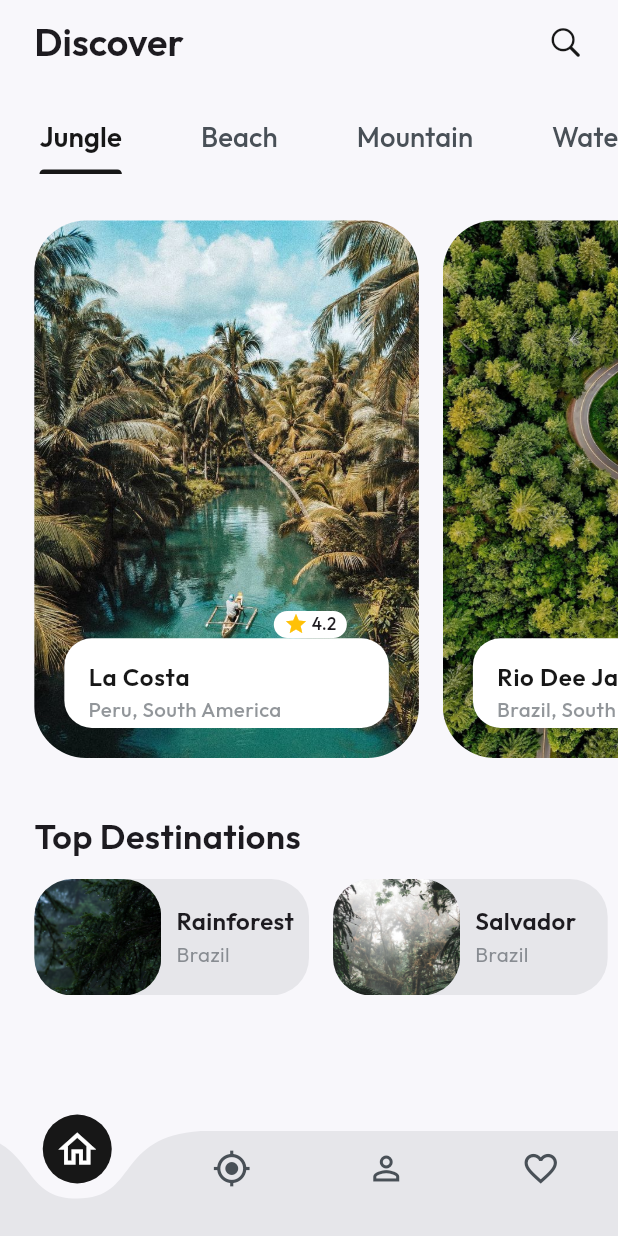
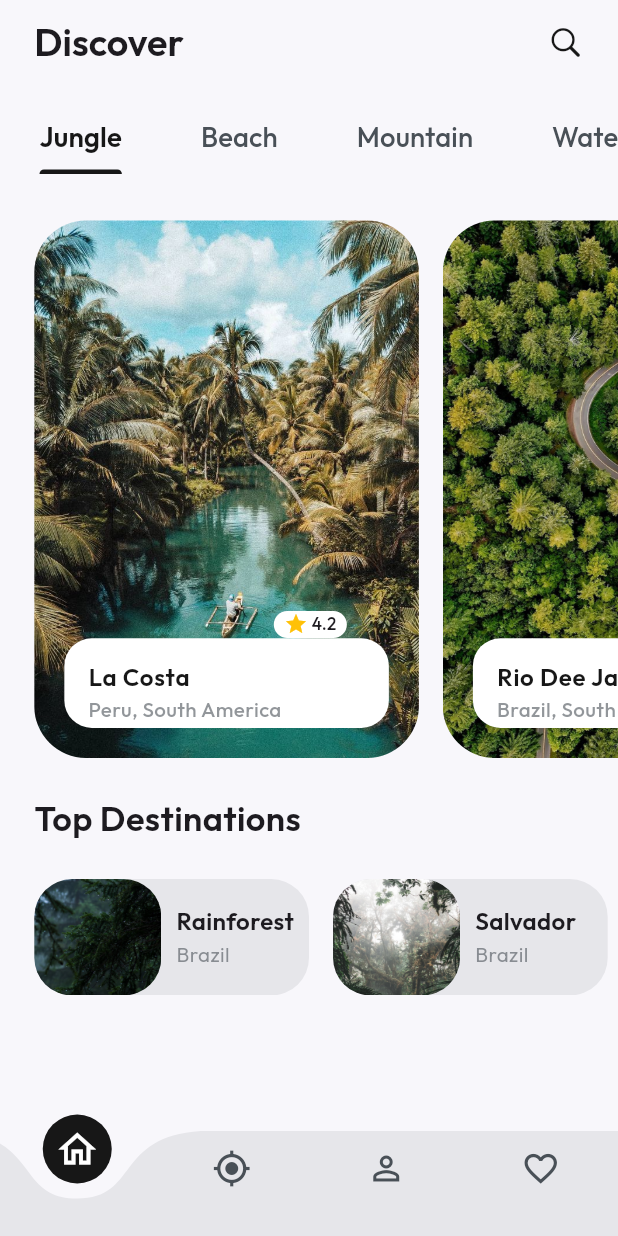
Before and after one commit to ShahzainAhmed/TravelLens, a Flutter app: the HomeScreen screen opened by its route, on a phone screen of 412 x 824 dp. Run offline on Flutter 3.47's test engine with Material 3 defaults, Android fonts, the phone set to English and light mode, and no system bars; drawn by our look-alikes of animate_do, curved_labeled_navigation_bar; our stand-ins replace bounce, flutter_screenutil, get, google_fonts, like_button.

Commit message:
Add fade-in animations to HomeScreen tiles and update onboarding navigation

```diff
--- a/lib/views/home/home_screen.dart
+++ b/lib/views/home/home_screen.dart
@@ -1,3 +1,4 @@
+import 'package:animate_do/animate_do.dart';
 import 'package:flutter/cupertino.dart';
 import 'package:flutter/material.dart';
 import 'package:flutter_screenutil/flutter_screenutil.dart';
@@ -38,7 +39,11 @@ class HomeScreen extends StatelessWidget {
           crossAxisAlignment: CrossAxisAlignment.start,
           children: [
             SizedBox(height: 10.h),
-            const TabbarWidget(),
+            FadeInUp(
+              controller: (controller) => controller = controller,
+              delay: const Duration(milliseconds: 300),
+              child: const TabbarWidget(),
+            ),
             SizedBox(height: 26.h),
             SizedBox(
               height: 300.h,
@@ -50,7 +55,10 @@ class HomeScreen extends StatelessWidget {
                 scrollDirection: Axis.horizontal,
                 itemCount: tileModelList.length,
                 itemBuilder: (context, index) {
-                  return LargeTiles(
+                  return FadeInUp(
+                    controller: (controller) => controller = controller,
+                    duration: const Duration(milliseconds: 1500),
+                    child: LargeTiles(
                       tileModel: tileModelList[index],
                       onTap: () {
                         Get.toNamed(
@@ -58,19 +66,24 @@ class HomeScreen extends StatelessWidget {
                           arguments: tileModelList[index],
                         );
                       },
+                    ),
                   );
                 },
               ),
             ),
-            SizedBox(height: 30.h),
+            SizedBox(height: 20.h),
             Padding(
               padding: EdgeInsets.symmetric(horizontal: 20.w),
+              child: FadeInUp(
+                controller: (controller) => controller = controller,
+                delay: const Duration(milliseconds: 500),
                 child: Text(
                   "Top Destinations",
                   style: AppTypography.kBold20,
                 ),
               ),
-            SizedBox(height: 10.h),
+            ),
+            SizedBox(height: 20.h),
             SizedBox(
               height: 65.h,
               width: Get.width,
@@ -81,7 +94,10 @@ class HomeScreen extends StatelessWidget {
                 scrollDirection: Axis.horizontal,
                 separatorBuilder: (context, index) => SizedBox(width: 14.w),
                 itemBuilder: (context, index) {
-                  return SmallTiles(
+                  return FadeInUp(
+                    controller: (controller) => controller = controller,
+                    duration: const Duration(milliseconds: 1500),
+                    child: SmallTiles(
                       tileModel: tileModelList.reversed.toList()[index],
                       onTap: () {
                         Get.toNamed(
@@ -89,6 +105,7 @@ class HomeScreen extends StatelessWidget {
                           arguments: tileModelList.reversed.toList()[index],
                         );
                       },
+                    ),
                   );
                 },
               ),
--- a/lib/views/onboarding/onboarding_screen.dart
+++ b/lib/views/onboarding/onboarding_screen.dart
@@ -83,7 +83,7 @@ class OnboardingScreen extends StatelessWidget {
                           ),
                         ),
                         BounceButton.Bounce(
-                          onTap: () => Get.toNamed(AppRoutes.homescreen),
+                          onTap: () => Get.offAllNamed(AppRoutes.homescreen),
                           child: BounceInDown(
                             controller: (controller) => controller = controller,
                             delay: const Duration(milliseconds: 1000),
```
Lines whose indentation alone changed are shown as unchanged.
